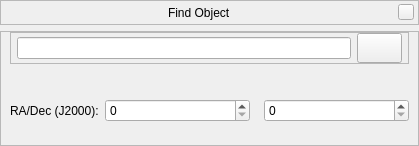
This is src/gui/searchDialogGui.ui in 519984307/stellarium_src as Qt 5 draws it before an edit. The edited form follows.
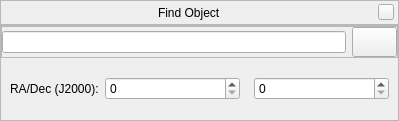
This is the edited form. Icons and pictures are not drawn. Custom widgets are drawn as their Qt base class.

Commit message: Removed manual position entry.

Diff of the .ui file:
```diff
--- a/src/gui/searchDialogGui.ui
+++ b/src/gui/searchDialogGui.ui
@@ -6,8 +6,8 @@
    <rect>
     <x>0</x>
     <y>0</y>
-    <width>419</width>
-    <height>146</height>
+    <width>399</width>
+    <height>121</height>
    </rect>
   </property>
   <property name="sizePolicy">
@@ -37,6 +37,9 @@
    <string notr="true"/>
   </property>
   <layout class="QVBoxLayout" name="verticalLayout">
+   <property name="spacing">
+    <number>0</number>
+   </property>
    <property name="margin">
     <number>0</number>
    </property>
@@ -149,18 +152,9 @@
       <property name="spacing">
        <number>0</number>
       </property>
-      <property name="leftMargin">
-       <number>9</number>
-      </property>
-      <property name="topMargin">
+      <property name="margin">
        <number>0</number>
       </property>
-      <property name="rightMargin">
-       <number>9</number>
-      </property>
-      <property name="bottomMargin">
-       <number>9</number>
-      </property>
       <item>
        <widget class="QFrame" name="horizontalSearchLayout">
         <property name="minimumSize">
@@ -176,16 +170,7 @@
          <property name="spacing">
           <number>6</number>
          </property>
-         <property name="leftMargin">
-          <number>6</number>
-         </property>
-         <property name="topMargin">
-          <number>0</number>
-         </property>
-         <property name="rightMargin">
-          <number>6</number>
-         </property>
-         <property name="bottomMargin">
+         <property name="margin">
           <number>0</number>
          </property>
          <item>
@@ -297,10 +282,13 @@
          <number>6</number>
         </property>
         <property name="leftMargin">
-         <number>0</number>
+         <number>9</number>
         </property>
         <property name="rightMargin">
-         <number>0</number>
+         <number>9</number>
+        </property>
+        <property name="bottomMargin">
+         <number>6</number>
         </property>
         <item>
          <widget class="QLabel" name="raDecLabel">
```
The commit also changes 2 other files.
